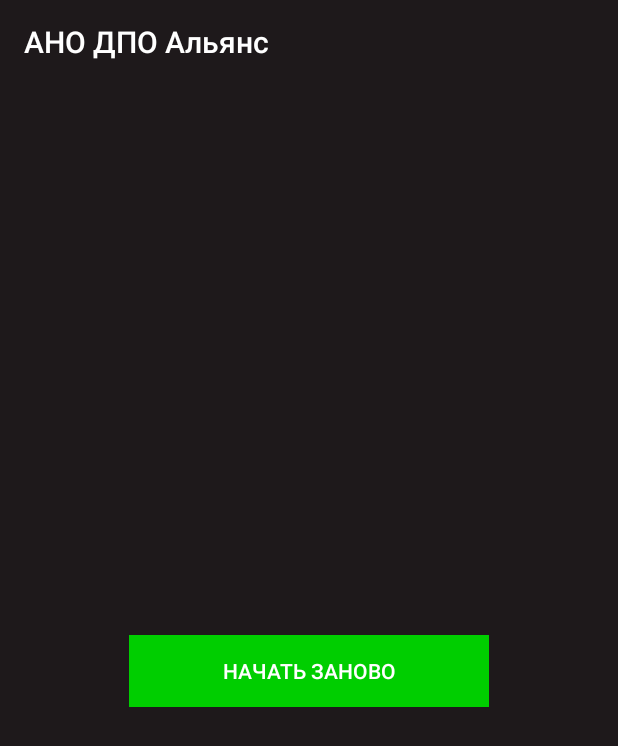
After one commit to loskutovis/alliance-android, an Android app: the ResultActivity screen opened directly, with no data from a screen before it, on a phone screen of 412 x 824 dp. The commit adds this screen. Shown: the top 746 px of the screen. Run offline under Robolectric (Android 15) with nearby library versions, the phone set to English and light mode, and no system bars.

Commit message:
Формирование результатов

```diff
--- a/app/build.gradle
+++ b/app/build.gradle
@@ -19,6 +19,7 @@ android {
     }
 }
 
+
 dependencies {
     compile fileTree(dir: 'libs', include: ['*.jar'])
     androidTestCompile('com.android.support.test.espresso:espresso-core:2.2.2', {
@@ -27,6 +28,6 @@ dependencies {
     compile 'com.android.support:appcompat-v7:25.3.1'
     compile 'com.android.support.constraint:constraint-layout:1.0.2'
     compile 'com.android.support:recyclerview-v7:25.3.1'
+    compile 'org.jetbrains:annotations-java5:15.0'
     testCompile 'junit:junit:4.12'
-    compile 'org.jetbrains:annotations-java5:15.0'
 }
--- /dev/null
+++ b/app/src/main/java/is/loskutov/alliance/view/activities/ResultActivity.java
@@ -0,0 +1,39 @@
+package is.loskutov.alliance.view.activities;
+
+import android.content.Intent;
+import android.support.v7.app.AppCompatActivity;
+import android.os.Bundle;
+import android.view.View;
+import android.widget.Button;
+
+import is.loskutov.alliance.R;
+
+public class ResultActivity extends AppCompatActivity {
+
+    Button startAgain;
+
+    @Override
+    protected void onCreate(Bundle savedInstanceState) {
+        super.onCreate(savedInstanceState);
+        setContentView(R.layout.activity_result);
+
+        setView();
+    }
+
+    public void setView() {
+        startAgain = (Button) findViewById(R.id.start_again_button);
+
+        setStartAgain();
+    }
+
+    public void setStartAgain() {
+        startAgain.setOnClickListener(new View.OnClickListener() {
+            @Override
+            public void onClick(View v) {
+                Intent intent = new Intent(ResultActivity.this, MainActivity.class);
+
+                startActivity(intent);
+            }
+        });
+    }
+}
--- /dev/null
+++ b/app/src/main/res/layout/activity_result.xml
@@ -0,0 +1,19 @@
+<?xml version="1.0" encoding="utf-8"?>
+<LinearLayout xmlns:android="http://schemas.android.com/apk/res/android"
+    xmlns:tools="http://schemas.android.com/tools"
+    android:id="@+id/categories_layout"
+    style="@style/Layout"
+    tools:context=".view.activities.ResultActivity">
+
+        <android.support.v7.widget.RecyclerView
+            android:id="@+id/result_list"
+            android:layout_width="match_parent"
+            android:layout_height="wrap_content"
+            android:scrollbars="vertical"/>
+
+        <Button
+            android:id="@+id/start_again_button"
+            style="@style/Button.GreenButton.NextButton"
+            android:text="@string/start_again"/>
+
+</LinearLayout>
--- a/app/src/main/res/layout/activity_testing.xml
+++ b/app/src/main/res/layout/activity_testing.xml
@@ -9,6 +9,7 @@
         android:orientation="vertical"
         android:layout_width="match_parent"
         android:layout_height="wrap_content">
+
         <TextView
             style="@style/Header.h1"
             android:id="@+id/theme" />
@@ -24,6 +25,7 @@
         <RadioGroup
             android:layout_width="match_parent"
             android:layout_height="wrap_content">
+
             <RadioButton
                 style="@style/RadioButton"
                 android:id="@+id/answer1"
@@ -36,11 +38,14 @@
             <RadioButton
                 style="@style/RadioButton"
                 android:id="@+id/answer3" />
+
         </RadioGroup>
 
         <Button
             android:id="@+id/next_button"
             style="@style/Button.GreenButton.NextButton"
             android:text="@string/submit"/>
+
     </LinearLayout>
+
 </ScrollView>
--- a/app/src/main/res/values/strings.xml
+++ b/app/src/main/res/values/strings.xml
@@ -4,6 +4,7 @@
     <string name="by_themes">По темам</string>
     <string name="back">Назад</string>
     <string name="submit">Продолжить</string>
+    <string name="start_again">Начать заново</string>
     <string name="of">из</string>
     <string-array name="categories">
         <item>4 разряд</item>
```
Also changed, not shown: app/src/main/AndroidManifest.xml (+7 -6 lines), app/src/main/java/is/loskutov/alliance/model/Questions.java (+57 -2 lines), app/src/main/java/is/loskutov/alliance/system/ResultAdapter.java (added, +29 -0 lines), app/src/main/java/is/loskutov/alliance/view/activities/TestingActivity.java (+71 -10 lines), app/src/main/res/layout/result_list_item.xml (added, +27 -0 lines).
